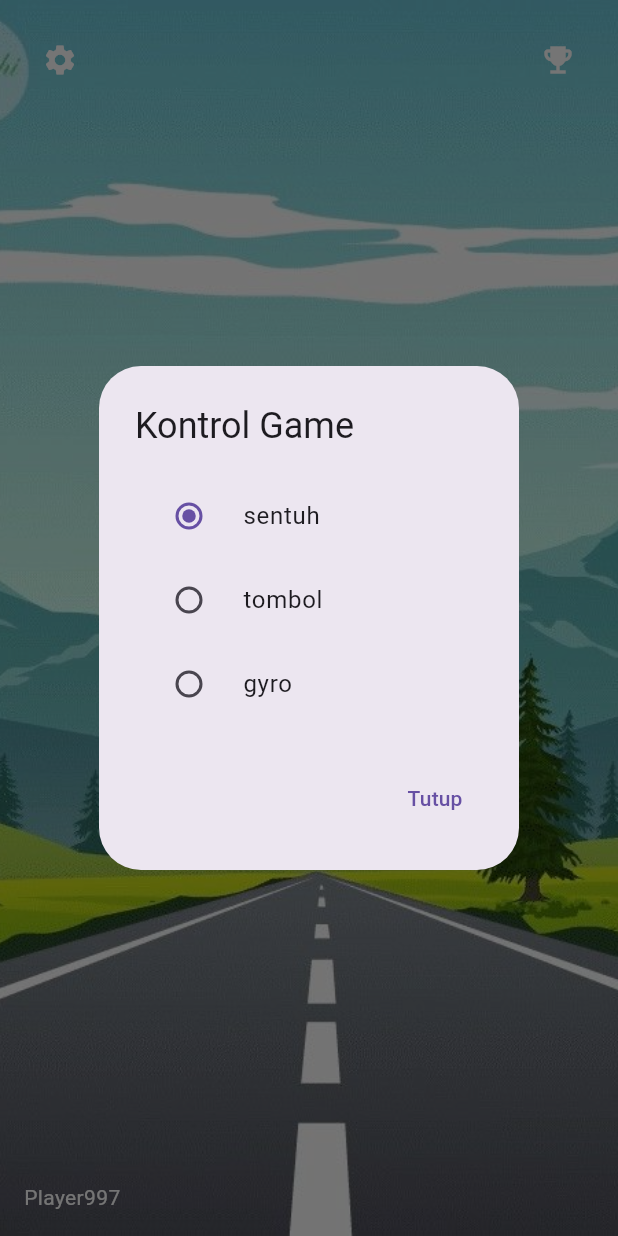
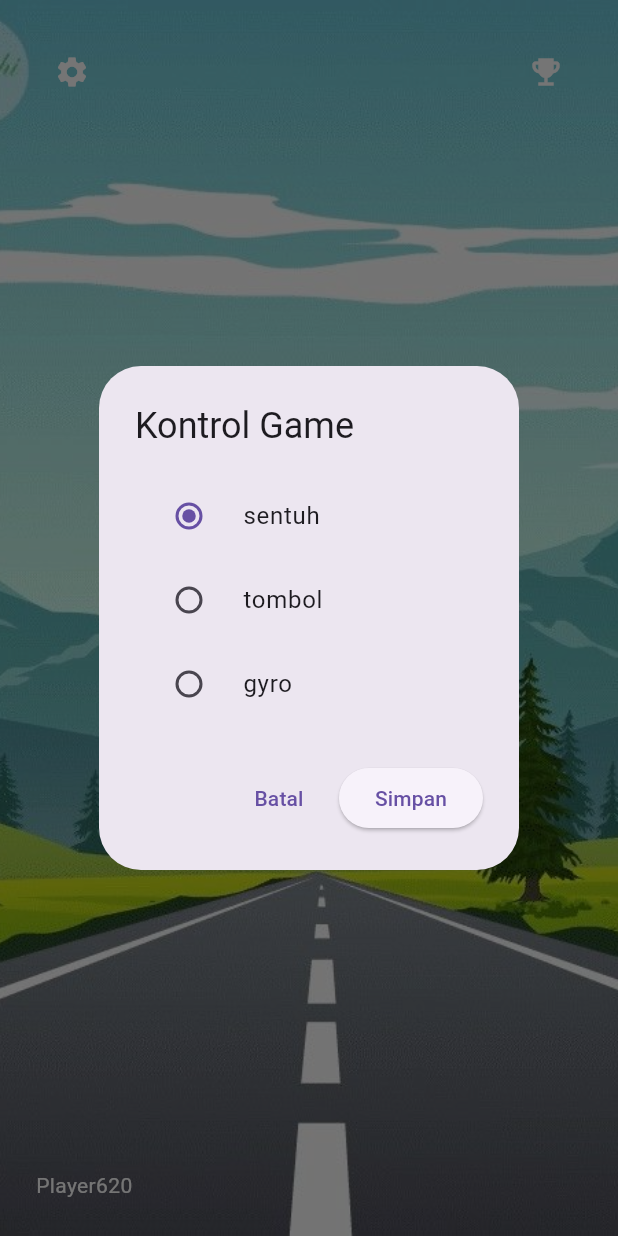
Before and after one commit to Bahrudin23/uas_5, a Flutter app: the screen it shows after launch, after a tap on the "settings" icon, on a phone screen of 412 x 824 dp. Run offline on Flutter 3.47's test engine with Material 3 defaults, Android fonts, the phone set to English and light mode, and no system bars; our stand-ins replace audioplayers, cloud_firestore, firebase_core, sensors_plus, shared_preferences; accounts and stored records are empty.

Commit message:
final kode dan sedikit perbaikan

```diff
--- a/lib/main.dart
+++ b/lib/main.dart
@@ -1,7 +1,10 @@
 import 'package:flutter/material.dart';
+import 'package:firebase_core/firebase_core.dart';
 import 'screens/home_screen.dart';
 
-void main() {
+void main() async {
+  WidgetsFlutterBinding.ensureInitialized();
+  await Firebase.initializeApp();
   runApp(const MobilMathematicsApp());
 }
 
--- a/lib/screens/home_screen.dart
+++ b/lib/screens/home_screen.dart
@@ -2,6 +2,7 @@ import 'dart:math';
 import 'package:flutter/material.dart';
 import 'difficulty_screen.dart';
 import 'package:shared_preferences/shared_preferences.dart';
+import '../models/score_storage.dart';
 
 
 enum ControlMode { sentuh, tombol, gyro }
@@ -18,21 +19,6 @@ class _HomeScreenState extends State<HomeScreen> {
   String playerName = "";
   ControlMode controlMode = ControlMode.sentuh;
 
-  final Map<Difficulty, List<Map<String, int>>> dummyLeaderboard = {
-    Difficulty.mudah: List.generate(
-      10,
-          (i) => {"Player${i + 1}": 300 - (i * 10)},
-    ),
-    Difficulty.normal: List.generate(
-      10,
-          (i) => {"Player${i + 1}": 250 - (i * 10)},
-    ),
-    Difficulty.sulit: List.generate(
-      10,
-          (i) => {"Player${i + 1}": 200 - (i * 10)},
-    ),
-  };
-
   @override
   void initState() {
     super.initState();
@@ -42,11 +28,18 @@ class _HomeScreenState extends State<HomeScreen> {
 
   Future<void> loadPlayer() async {
     final prefs = await SharedPreferences.getInstance();
+    String? savedName = prefs.getString("player_name");
+
+    if (savedName == null ||
+        savedName.trim().isEmpty ||
+        savedName.toLowerCase() == "player") {
+      savedName = "Player${Random().nextInt(900) + 100}";
+      await prefs.setString("player_name", savedName);
+    }
+
     setState(() {
-      playerName = prefs.getString("player_name") ??
-          "Player${Random().nextInt(999)}";
+      playerName = savedName!;
     });
-    prefs.setString("player_name", playerName);
   }
 
   Future<void> loadControl() async {
@@ -77,9 +70,12 @@ class _HomeScreenState extends State<HomeScreen> {
           ),
           ElevatedButton(
             onPressed: () async {
+              final name = controller.text.trim();
+              if (name.isEmpty || name.toLowerCase() == "player") return;
+
               final prefs = await SharedPreferences.getInstance();
-              prefs.setString("player_name", controller.text);
-              setState(() => playerName = controller.text);
+              await prefs.setString("player_name", name);
+              setState(() => playerName = name);
               Navigator.pop(context);
             },
             child: const Text("Simpan"),
@@ -90,6 +86,8 @@ class _HomeScreenState extends State<HomeScreen> {
   }
 
   void showControlSetting() {
+    ControlMode tempMode = controlMode;
+
     showDialog(
       context: context,
       builder: (_) => AlertDialog(
@@ -100,16 +98,25 @@ class _HomeScreenState extends State<HomeScreen> {
             return RadioListTile(
               title: Text(mode.name),
               value: mode,
-              groupValue: controlMode,
-              onChanged: (v) => saveControl(v!),
+              groupValue: tempMode,
+              onChanged: (v) {
+                tempMode = v!;
+              },
             );
           }).toList(),
         ),
         actions: [
           TextButton(
             onPressed: () => Navigator.pop(context),
-            child: const Text("Tutup"),
-          )
+            child: const Text("Batal"),
+          ),
+          ElevatedButton(
+            onPressed: () {
+              saveControl(tempMode);
+              Navigator.pop(context);
+            },
+            child: const Text("Simpan"),
+          ),
         ],
       ),
     );
@@ -158,15 +165,33 @@ class _HomeScreenState extends State<HomeScreen> {
   }
 
   Widget leaderboardList(Difficulty diff) {
-    final data = dummyLeaderboard[diff]!;
+    final field = diff.name;
+
+    return StreamBuilder(
+      stream: ScoreStorage.loadScores(field),
+      builder: (context, snapshot) {
+        if (!snapshot.hasData) {
+          return const Center(child: CircularProgressIndicator());
+        }
+
+        final docs = snapshot.data!.docs;
+
+        if (docs.isEmpty) {
+          return const Center(child: Text("Belum ada skor"));
+        }
+
         return ListView.builder(
-      itemCount: data.length,
+          itemCount: docs.length,
           itemBuilder: (_, i) {
-        final entry = data[i].entries.first;
+            final data = docs[i].data() as Map<String, dynamic>;
+            final score = data[field];
+
             return ListTile(
               leading: Text("${i + 1}"),
-          title: Text(entry.key),
-          trailing: Text(entry.value.toString()),
+              title: Text(data['name']),
+              trailing: Text(score.toString()),
+            );
+          },
         );
       },
     );
@@ -175,7 +200,8 @@ class _HomeScreenState extends State<HomeScreen> {
   @override
   Widget build(BuildContext context) {
     return Scaffold(
-      body: Stack(
+      body: SafeArea(
+        child: Stack(
           children: [
             SizedBox.expand(
               child: Image.asset(
@@ -190,7 +216,9 @@ class _HomeScreenState extends State<HomeScreen> {
                   Navigator.push(
                     context,
                     MaterialPageRoute(
-                    builder: (_) => DifficultyScreen(controlMode: controlMode,
+                      builder: (_) => DifficultyScreen(
+                        controlMode: controlMode,
+                        playerName: playerName,
                       ),
                     ),
                   );
@@ -200,8 +228,8 @@ class _HomeScreenState extends State<HomeScreen> {
             ),
 
             Positioned(
-            left: 16,
-            bottom: 16,
+              left: 24,
+              bottom: 24,
               child: GestureDetector(
                 onTap: editName,
                 child: Text(
@@ -212,8 +240,8 @@ class _HomeScreenState extends State<HomeScreen> {
             ),
 
             Positioned(
-            left: 16,
-            top: 16,
+              left: 24,
+              top: 24,
               child: IconButton(
                 icon: const Icon(Icons.settings, color: Colors.white),
                 onPressed: showControlSetting,
@@ -221,8 +249,8 @@ class _HomeScreenState extends State<HomeScreen> {
             ),
 
             Positioned(
-            right: 16,
-            top: 16,
+              right: 24,
+              top: 24,
               child: IconButton(
                 icon: const Icon(Icons.emoji_events, color: Colors.white),
                 onPressed: showLeaderboard,
@@ -230,6 +258,7 @@ class _HomeScreenState extends State<HomeScreen> {
             ),
           ],
         ),
+      ),
     );
   }
 }
```
Also changed, not shown: lib/models/score_storage.dart (+26 -20 lines), lib/screens/difficulty_screen.dart (+7 -4 lines), lib/screens/game_screen.dart (+147 -34 lines), pubspec.yaml (+8 -0 lines), pubspec.lock, 28 other files. Lines whose indentation alone changed are shown as unchanged.
